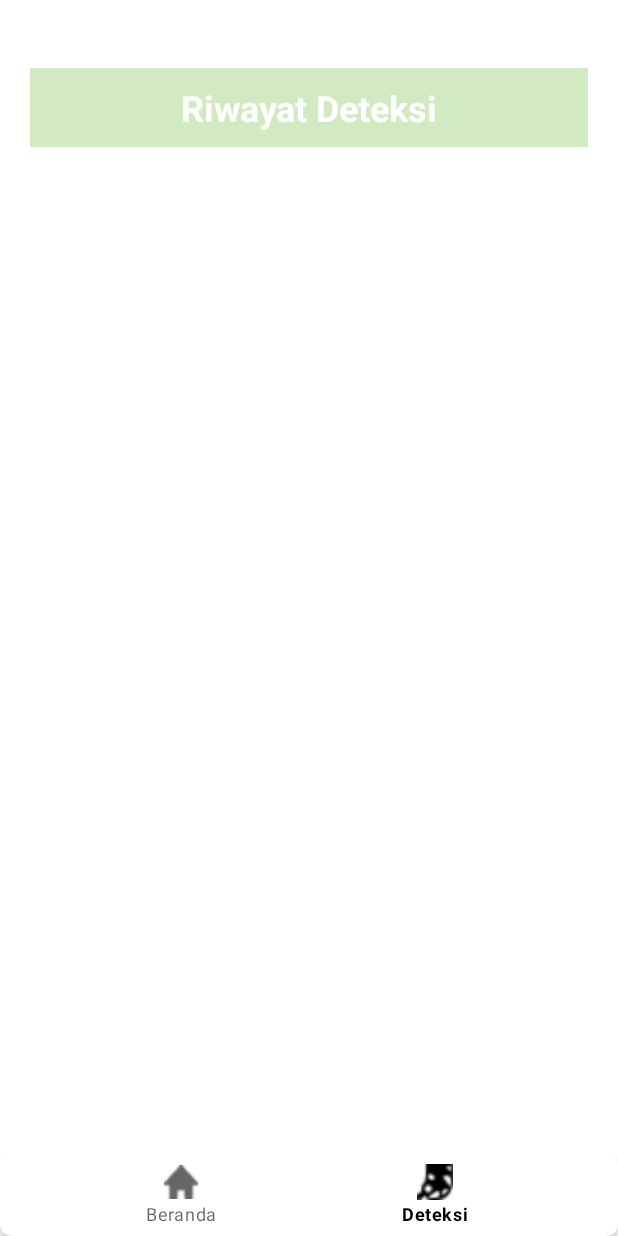
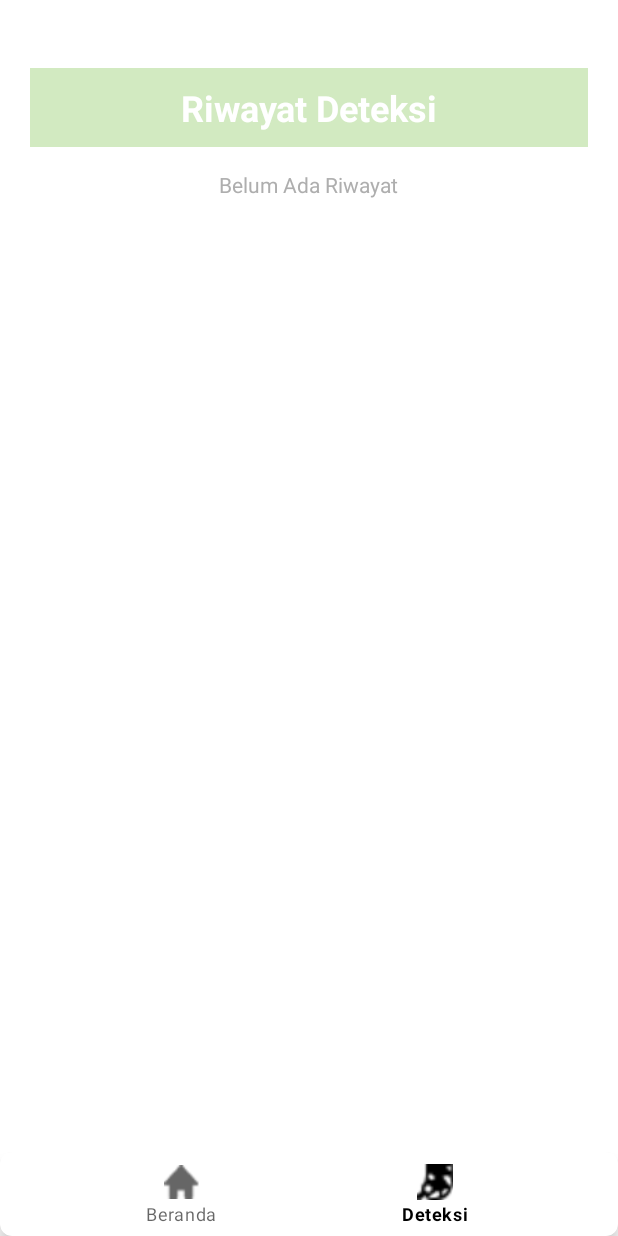
Before and after one commit to pendragonnn/PalmGuard-App-Thesis, an Android app: the screen it shows after launch (MainActivity), item 2 of the bottom bar chosen, on a phone screen of 412 x 824 dp. Run offline under Robolectric (Android 15) with nearby library versions, the phone set to English and light mode, and no system bars; our stand-ins replace Room's generated code; libraries missing offline, so code that uses them is left out: com.yalantis.ucrop.

Commit message:
feat: [detection & history] add empty history indicator on latest detection and history screen

```diff
--- a/app/src/main/java/com/example/palmguardapp/ui/detection/DetectionFragment.kt
+++ b/app/src/main/java/com/example/palmguardapp/ui/detection/DetectionFragment.kt
@@ -53,7 +53,7 @@ class DetectionFragment : Fragment(R.layout.fragment_detection) {
                 navigateToDiagnoseDetail(data)
             }
 
-            fun onDeleteClicked(data: HistoryDiagnose) {
+            override fun onDeleteClicked(data: HistoryDiagnose) {
                 AlertDialog.Builder(requireContext())
                     .setTitle("Hapus Riwayat")
                     .setMessage("Apakah kamu yakin ingin menghapus riwayat ini?")
@@ -80,6 +80,15 @@ class DetectionFragment : Fragment(R.layout.fragment_detection) {
             viewModel.detectionList.collect { historyDiagnoses ->
                 Log.d("DetectionFragment", "Observing detection list. Count: ${historyDiagnoses.size}")
                 detectionAdapter.submitList(historyDiagnoses)
+
+                if (historyDiagnoses.isEmpty()) {
+                    binding.textViewEmptyHistory.visibility = View.VISIBLE
+                    binding.rvResultDetection.visibility = View.GONE
+                } else {
+                    binding.textViewEmptyHistory.visibility = View.GONE
+                    binding.rvResultDetection.visibility = View.VISIBLE
+                    detectionAdapter.submitList(historyDiagnoses)
+                }
             }
         }
     }
--- a/app/src/main/java/com/example/palmguardapp/ui/home/HomeFragment.kt
+++ b/app/src/main/java/com/example/palmguardapp/ui/home/HomeFragment.kt
@@ -314,6 +314,7 @@ class HomeFragment : Fragment(R.layout.fragment_home) {
         val confidenceFloat = historyDiagnose.confidence.toFloatOrNull() ?: 0f
         binding.confidenceResultDiagnosis.text = "Confidence: %.1f%%".format(confidenceFloat)
         binding.cdHomeScreenAnalyze.visibility = View.VISIBLE
+        binding.tvHsHistoryEmpty.visibility = View.GONE
     }
 
 
--- a/app/src/main/res/layout/fragment_detection.xml
+++ b/app/src/main/res/layout/fragment_detection.xml
@@ -48,6 +48,15 @@
             android:paddingTop="@dimen/margin_component"
             app:layout_constraintTop_toBottomOf="@id/dd_cont_title">
 
+            <TextView
+                android:id="@+id/textViewEmptyHistory"
+                android:layout_width="wrap_content"
+                android:layout_height="match_parent"
+                android:text="Belum Ada Riwayat"
+                android:textColor="@color/grayFont"
+                android:layout_gravity="center"
+                android:visibility="gone" />
+
             <androidx.recyclerview.widget.RecyclerView
                 android:id="@+id/rv_result_detection"
                 android:layout_width="match_parent"
```
Also changed, not shown: app/src/main/res/layout/fragment_home.xml (+11 -0 lines).
